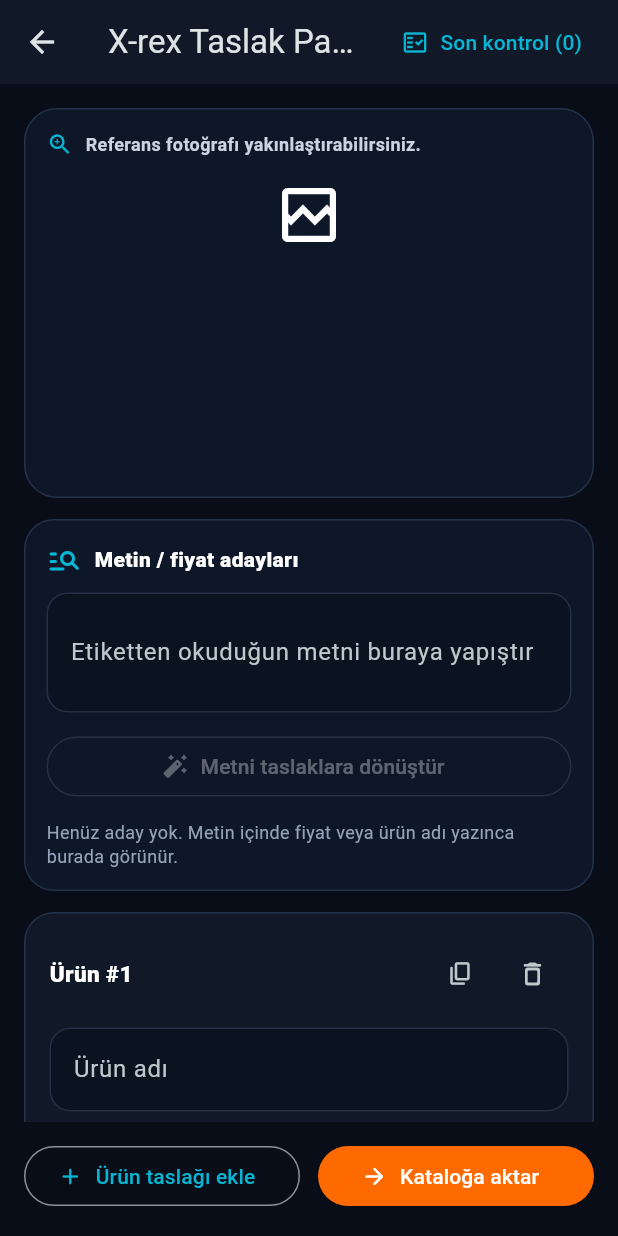
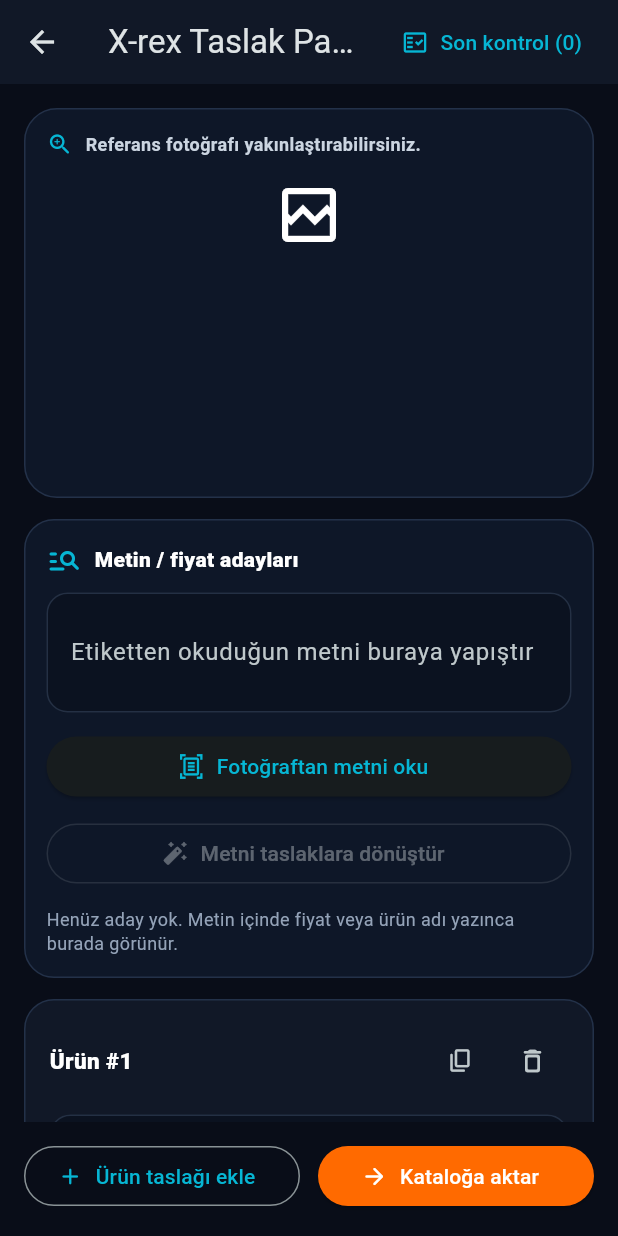
Before and after one commit to xpodiumyours/xrex_catalog, a Flutter app: the XRexImportScreen screen opened directly with empty values, on a phone screen of 412 x 824 dp. Run offline on Flutter 3.47's test engine with Material 3 defaults, Android fonts, the phone set to English and light mode, and no system bars; our stand-ins replace file_picker; missing offline and left inert: google_mlkit_text_recognition; Roboto replaces fonts that are missing (Arial).

Commit message:
Add mobile OCR draft extraction

```diff
--- a/lib/models/xrex_catalog_session.dart
+++ b/lib/models/xrex_catalog_session.dart
@@ -6,12 +6,14 @@ class XRexCatalogSession {
   final String sessionId;
   final String businessType;
   final Uint8List? selectedImageBytes;
+  final String? selectedImagePath;
   final List<XRexDraftProduct> products;
 
   const XRexCatalogSession({
     required this.sessionId,
     required this.businessType,
     required this.selectedImageBytes,
+    this.selectedImagePath,
     required this.products,
   });
 
@@ -19,12 +21,14 @@ class XRexCatalogSession {
     String? sessionId,
     String? businessType,
     Uint8List? selectedImageBytes,
+    String? selectedImagePath,
     List<XRexDraftProduct>? products,
   }) {
     return XRexCatalogSession(
       sessionId: sessionId ?? this.sessionId,
       businessType: businessType ?? this.businessType,
       selectedImageBytes: selectedImageBytes ?? this.selectedImageBytes,
+      selectedImagePath: selectedImagePath ?? this.selectedImagePath,
       products: products ?? this.products,
     );
   }
--- a/lib/screens/xrex_home_screen.dart
+++ b/lib/screens/xrex_home_screen.dart
@@ -46,6 +46,7 @@ class _XRexHomeScreenState extends State<XRexHomeScreen> {
 
   String selectedBusinessType = businessTypes.first;
   Uint8List? selectedImageBytes;
+  String? selectedImagePath;
   bool isPicking = false;
 
   Future<void> _pickImage() async {
@@ -67,6 +68,7 @@ class _XRexHomeScreenState extends State<XRexHomeScreen> {
 
       setState(() {
         selectedImageBytes = bytes;
+        selectedImagePath = result?.files.single.path;
         isPicking = false;
       });
     } catch (error) {
@@ -91,6 +93,7 @@ class _XRexHomeScreenState extends State<XRexHomeScreen> {
       sessionId: DateTime.now().microsecondsSinceEpoch.toString(),
       businessType: selectedBusinessType,
       selectedImageBytes: imageBytes,
+      selectedImagePath: selectedImagePath,
       products: const [],
     );
 
--- a/lib/widgets/xrex_text_candidate_panel.dart
+++ b/lib/widgets/xrex_text_candidate_panel.dart
@@ -8,8 +8,11 @@ class XRexTextCandidatePanel extends StatelessWidget {
   final ValueChanged<String> onTextChanged;
   final ValueChanged<XRexTextCandidate> onApplyToActiveDraft;
   final VoidCallback onBuildDrafts;
+  final VoidCallback onReadImageText;
   final bool hasDraft;
   final bool canBuildDrafts;
+  final bool canReadImageText;
+  final bool isReadingImageText;
 
   const XRexTextCandidatePanel({
     super.key,
@@ -18,8 +21,11 @@ class XRexTextCandidatePanel extends StatelessWidget {
     required this.onTextChanged,
     required this.onApplyToActiveDraft,
     required this.onBuildDrafts,
+    required this.onReadImageText,
     required this.hasDraft,
     required this.canBuildDrafts,
+    required this.canReadImageText,
+    required this.isReadingImageText,
   });
 
   @override
@@ -62,6 +68,26 @@ class XRexTextCandidatePanel extends StatelessWidget {
             onChanged: onTextChanged,
           ),
           const SizedBox(height: 12),
+          SizedBox(
+            width: double.infinity,
+            child: ElevatedButton.icon(
+              onPressed: canReadImageText ? onReadImageText : null,
+              icon:
+                  isReadingImageText
+                      ? const SizedBox(
+                        width: 18,
+                        height: 18,
+                        child: CircularProgressIndicator(strokeWidth: 2),
+                      )
+                      : const Icon(Icons.document_scanner_outlined),
+              label: Text(
+                isReadingImageText
+                    ? 'Fotoğraf okunuyor'
+                    : 'Fotoğraftan metni oku',
+              ),
+            ),
+          ),
+          const SizedBox(height: 10),
           SizedBox(
             width: double.infinity,
             child: OutlinedButton.icon(
--- a/pubspec.yaml
+++ b/pubspec.yaml
@@ -11,6 +11,7 @@ dependencies:
   flutter:
     sdk: flutter
   file_picker: ^8.1.2
+  google_mlkit_text_recognition: 0.15.0
 
 dev_dependencies:
   flutter_test:
```
Also changed, not shown: lib/screens/xrex_import_screen.dart (+67 -2 lines), lib/services/xrex_ocr_service.dart (added, +17 -0 lines), pubspec.lock, 25 other files.
